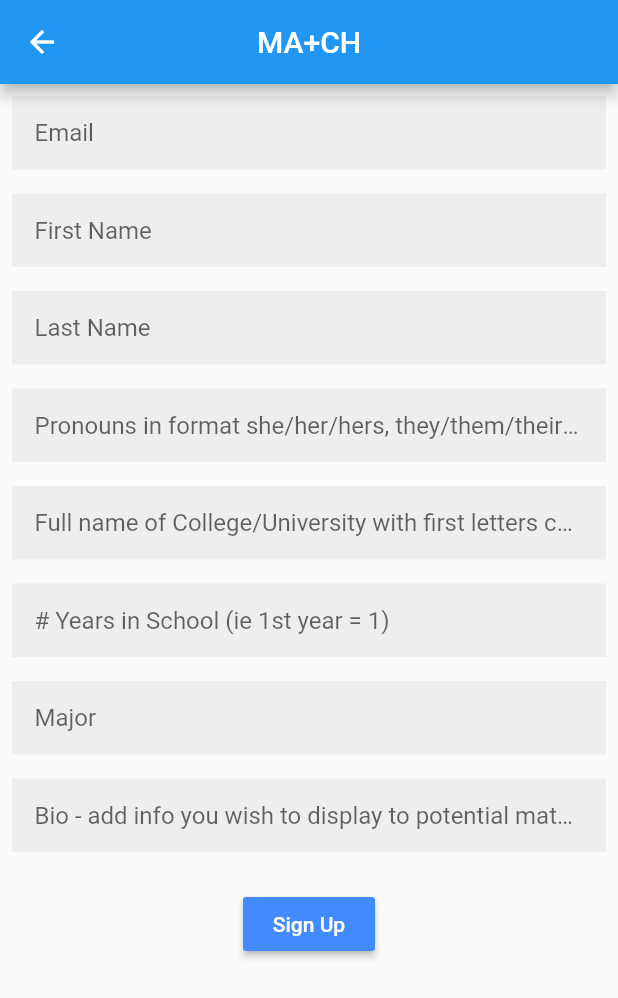
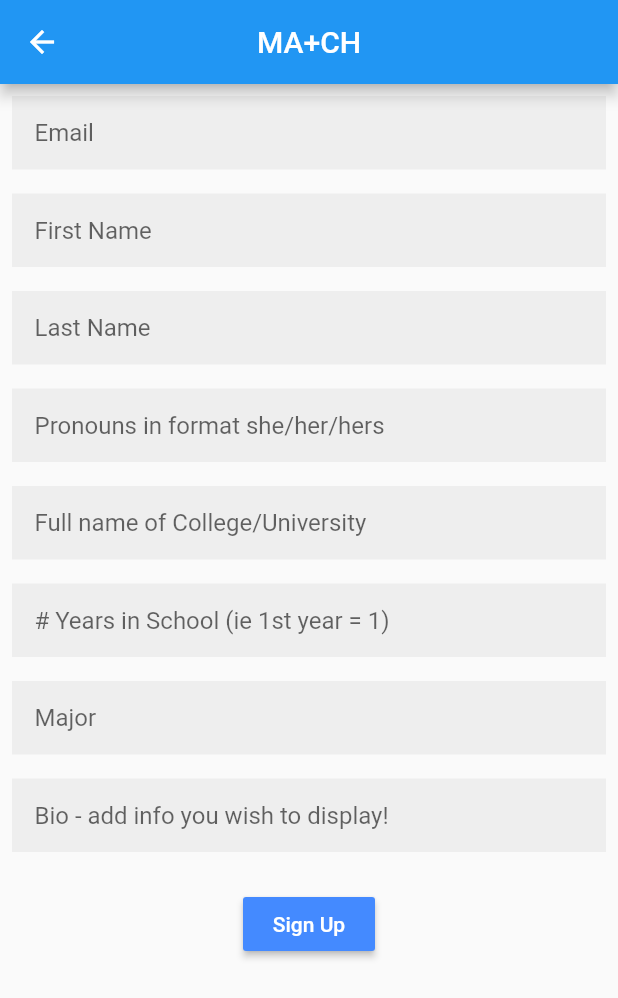
Before and after one commit to shreyanid/pennapps-study-match, a Flutter app: the ProfileEditor screen opened directly, on a phone screen of 412 x 824 dp. Shown: the top 998 px of the screen. Run offline on Flutter 3.47's test engine with Material 2 defaults, Android fonts, the phone set to English and light mode, and no system bars; our stand-ins replace email_validator.

Commit message:
decreased name length

```diff
--- a/lib/profile_editor.dart
+++ b/lib/profile_editor.dart
@@ -73,7 +73,7 @@ class _ProfileEditorState extends State<ProfileEditor> {
                 ),
                 MyTextFormField(
                   hintText:
-                      'Pronouns in format she/her/hers, they/them/theirs or he/him/his',
+                      'Pronouns in format she/her/hers',
                   validator: (value) {
                     if (pronounList.contains(value)) {
                       return 'Please enter valid pronouns';
@@ -85,7 +85,7 @@ class _ProfileEditorState extends State<ProfileEditor> {
                 ),
                 MyTextFormField(
                   hintText:
-                      'Full name of College/University with first letters capitalized (ex: Rice University)',
+                      'Full name of College/University',
                   validator: (String value) {
                     if (value.isEmpty) {
                       return 'Not a valid college/university';
@@ -124,7 +124,7 @@ class _ProfileEditorState extends State<ProfileEditor> {
                 ),
                 MyTextFormField(
                   hintText:
-                      'Bio - add info you wish to display to potential matches!',
+                      'Bio - add info you wish to display!',
                   validator: (String value) {
                     if (value.isEmpty) {
                       return 'Please do not leave blank :(';
```
